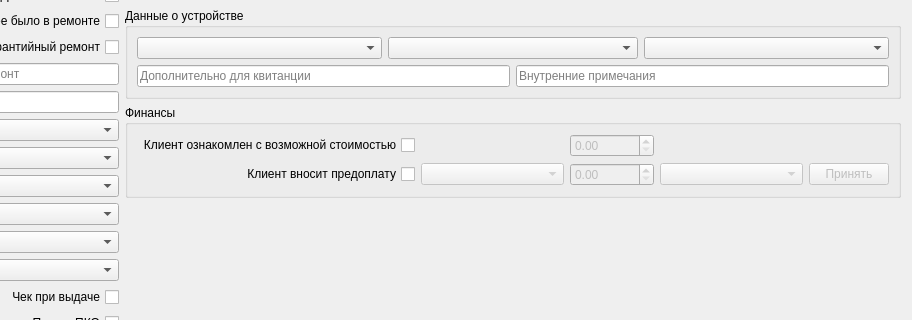
Old version of the form tabrepairnew.ui in the repository solderercb/snap_crm; both pictures show x 112 to 1024 and y 104 to 424 of the 1024 by 768 pixel window.
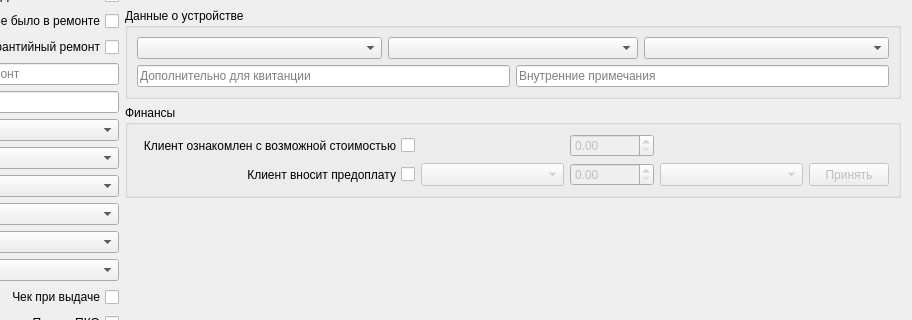
New version of the form. Custom widgets are drawn as their Qt base class.

```diff
--- a/tabrepairnew.ui
+++ b/tabrepairnew.ui
@@ -573,6 +573,12 @@
                 <property name="enabled">
                  <bool>false</bool>
                 </property>
+                <property name="sizePolicy">
+                 <sizepolicy hsizetype="Minimum" vsizetype="Minimum">
+                  <horstretch>0</horstretch>
+                  <verstretch>0</verstretch>
+                 </sizepolicy>
+                </property>
                 <property name="focusPolicy">
                  <enum>Qt::ClickFocus</enum>
                 </property>
@@ -583,6 +589,12 @@
               </item>
               <item row="1" column="0">
                <widget class="QCheckBox" name="checkBoxIsPrepay">
+                <property name="sizePolicy">
+                 <sizepolicy hsizetype="Minimum" vsizetype="Minimum">
+                  <horstretch>0</horstretch>
+                  <verstretch>0</verstretch>
+                 </sizepolicy>
+                </property>
                 <property name="focusPolicy">
                  <enum>Qt::ClickFocus</enum>
                 </property>
@@ -600,7 +612,7 @@
                  <bool>false</bool>
                 </property>
                 <property name="sizePolicy">
-                 <sizepolicy hsizetype="Expanding" vsizetype="Fixed">
+                 <sizepolicy hsizetype="Preferred" vsizetype="Minimum">
                   <horstretch>0</horstretch>
                   <verstretch>0</verstretch>
                  </sizepolicy>
@@ -629,6 +641,12 @@
               </item>
               <item row="0" column="0">
                <widget class="QCheckBox" name="checkBoxIsEstPrice">
+                <property name="sizePolicy">
+                 <sizepolicy hsizetype="Minimum" vsizetype="Minimum">
+                  <horstretch>0</horstretch>
+                  <verstretch>0</verstretch>
+                 </sizepolicy>
+                </property>
                 <property name="focusPolicy">
                  <enum>Qt::ClickFocus</enum>
                 </property>
@@ -646,7 +664,7 @@
                  <bool>false</bool>
                 </property>
                 <property name="sizePolicy">
-                 <sizepolicy hsizetype="Expanding" vsizetype="Fixed">
+                 <sizepolicy hsizetype="Preferred" vsizetype="Minimum">
                   <horstretch>0</horstretch>
                   <verstretch>0</verstretch>
                  </sizepolicy>
@@ -825,17 +843,6 @@
    <extends>QComboBox</extends>
    <header location="global">widgets/scombobox.h</header>
   </customwidget>
-  <customwidget>
-   <class>SDoubleSpinBox</class>
-   <extends>QDoubleSpinBox</extends>
-   <header location="global">widgets/sdoublespinbox.h</header>
-  </customwidget>
-  <customwidget>
-   <class>SClientInputForm</class>
-   <extends>QWidget</extends>
-   <header location="global">widgets/sclientinputform.h</header>
-   <container>1</container>
-  </customwidget>
   <customwidget>
    <class>SLineEdit</class>
    <extends>QLineEdit</extends>
@@ -845,6 +852,17 @@
     <signal>mouseDoubleClick()</signal>
    </slots>
   </customwidget>
+  <customwidget>
+   <class>SDoubleSpinBox</class>
+   <extends>QDoubleSpinBox</extends>
+   <header location="global">widgets/sdoublespinbox.h</header>
+  </customwidget>
+  <customwidget>
+   <class>SClientInputForm</class>
+   <extends>QWidget</extends>
+   <header location="global">widgets/sclientinputform.h</header>
+   <container>1</container>
+  </customwidget>
   <customwidget>
    <class>SSetComboBox</class>
    <extends>QComboBox</extends>
```
Left out of the diff: 70 changed lines with no effect on the pictures.
